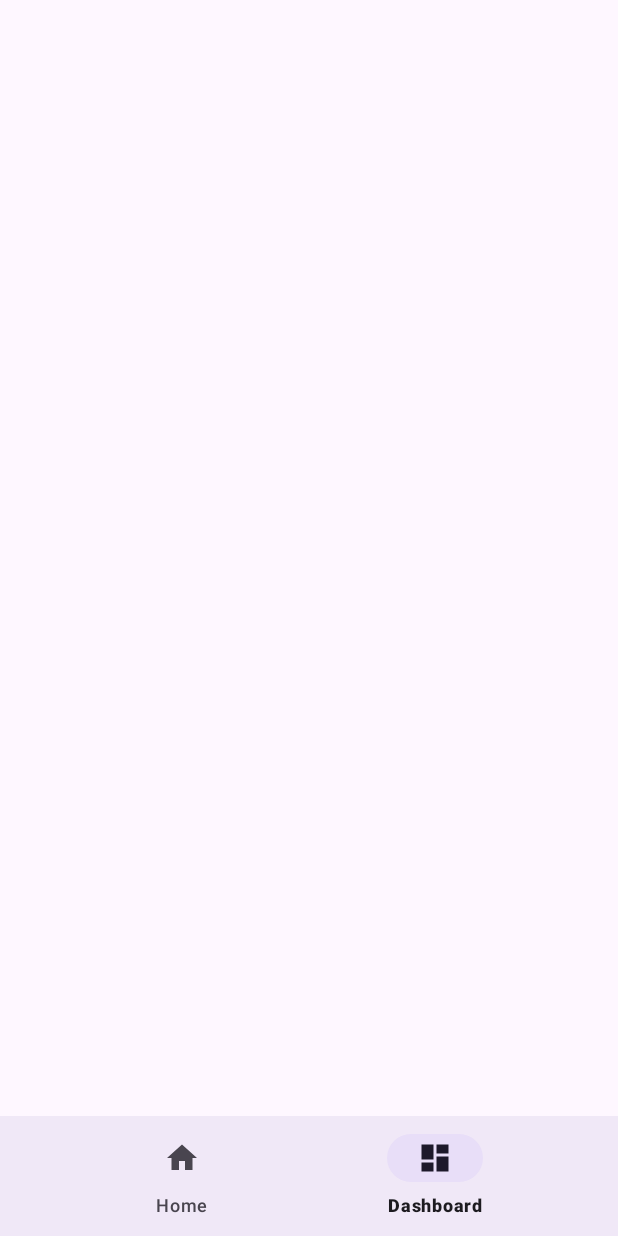
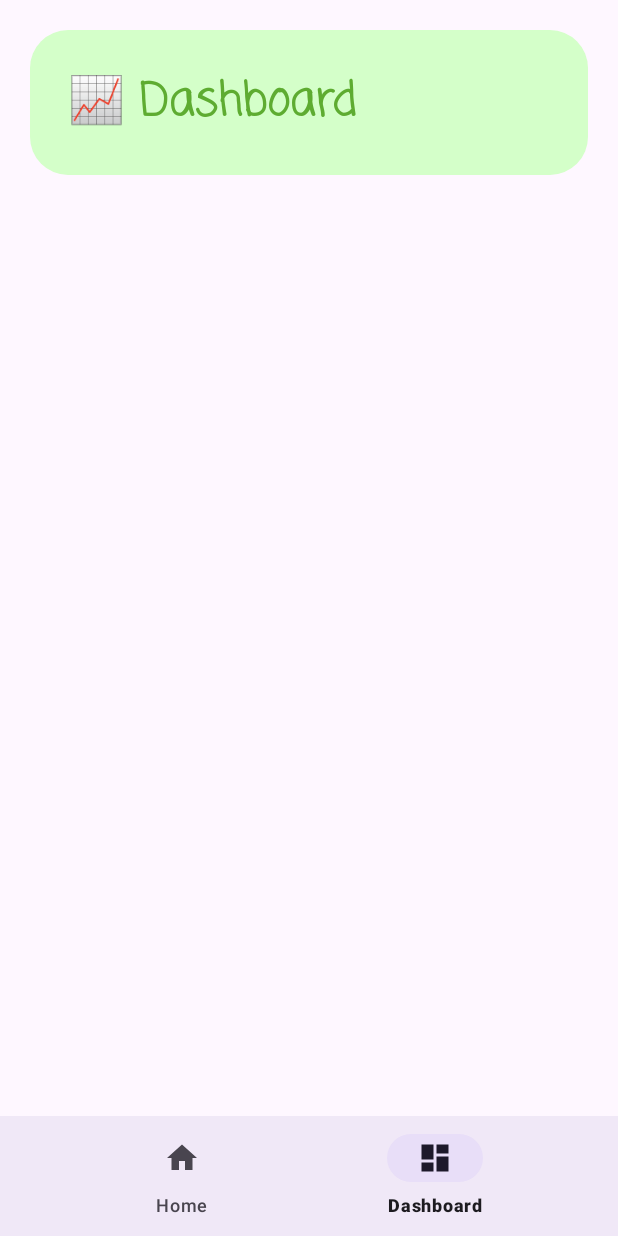
Before and after one commit to LiljaKiiski/my-path, an Android app: the DashboardFragment screen opened through its navigation route, on a phone screen of 412 x 824 dp. Run offline under Robolectric (Android 15) with nearby library versions, the phone set to English and light mode, and no system bars; our stand-ins replace navigation-ui.

Commit message:
dashboard text

```diff
--- a/app/src/main/java/lilja/kiiski/codingforchangeapp/MainActivity.java
+++ b/app/src/main/java/lilja/kiiski/codingforchangeapp/MainActivity.java
@@ -25,12 +25,9 @@
 
         binding = ActivityMainBinding.inflate(getLayoutInflater());
         setContentView(binding.getRoot());
-        //setSupportActionBar(new Toolbar(this));
 
         BottomNavigationView navView = findViewById(R.id.nav_view);
 
-        // Passing each menu ID as a set of Ids because each
-        // menu should be considered as top level destinations.
         AppBarConfiguration appBarConfiguration = new AppBarConfiguration.Builder(
                 R.id.navigation_home, R.id.navigation_dashboard)
                 .build();
@@ -39,8 +36,8 @@
 
         SharedPreferences settings = getApplicationContext().getSharedPreferences("user_details", 0);
 
-        //if (settings.getString("user_name", "") == ""){
+        if (settings.getString("user_name", "") == ""){
             startActivity(new Intent(MainActivity.this, WelcomeActivity.class));
-        //}
+        }
     }
 }
--- a/app/src/main/res/layout/fragment_dashboard.xml
+++ b/app/src/main/res/layout/fragment_dashboard.xml
@@ -6,4 +6,22 @@
     android:layout_height="match_parent"
     tools:context=".ui.dashboard.DashboardFragment">
 
+    <TextView
+        android:id="@+id/welcome"
+        android:layout_width="match_parent"
+        android:layout_height="wrap_content"
+        android:layout_margin="20dp"
+        android:background="@drawable/rounded_corner"
+        android:backgroundTint="@color/back_green"
+        android:fontFamily="casual"
+        android:padding="25dp"
+        android:text="📈 Dashboard"
+        android:textColor="@color/green3"
+        android:textSize="30sp"
+        android:textStyle="bold"
+        app:layout_constraintStart_toStartOf="parent"
+        app:layout_constraintTop_toTopOf="parent" />
+
+
+
 </androidx.constraintlayout.widget.ConstraintLayout>
```
